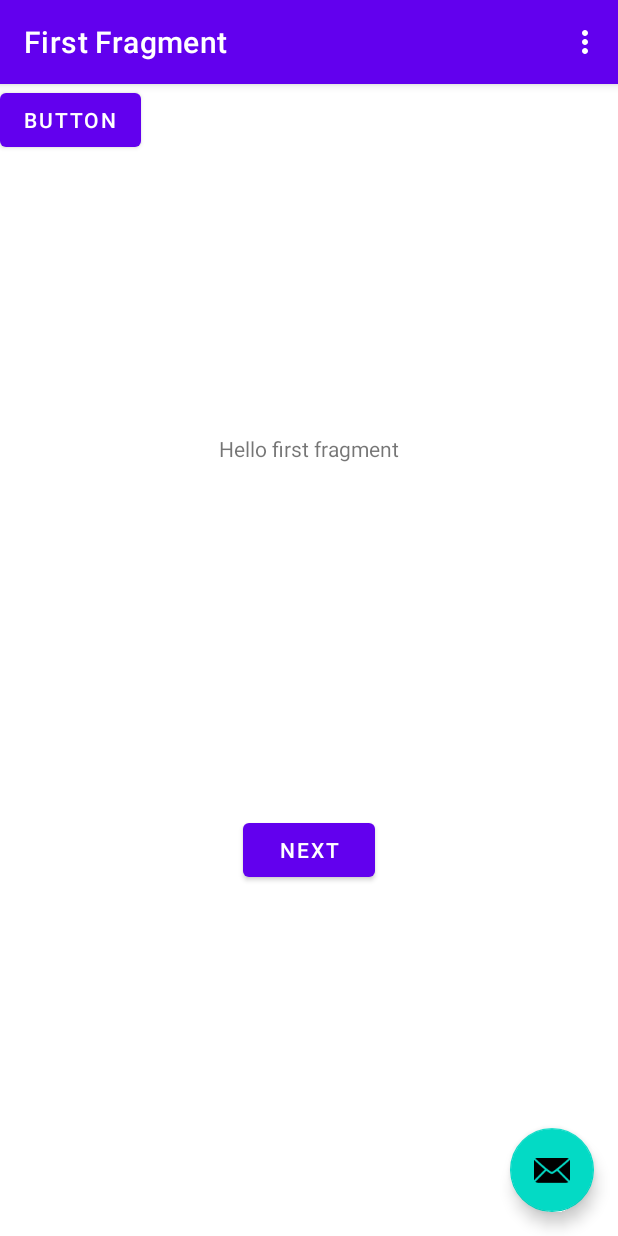
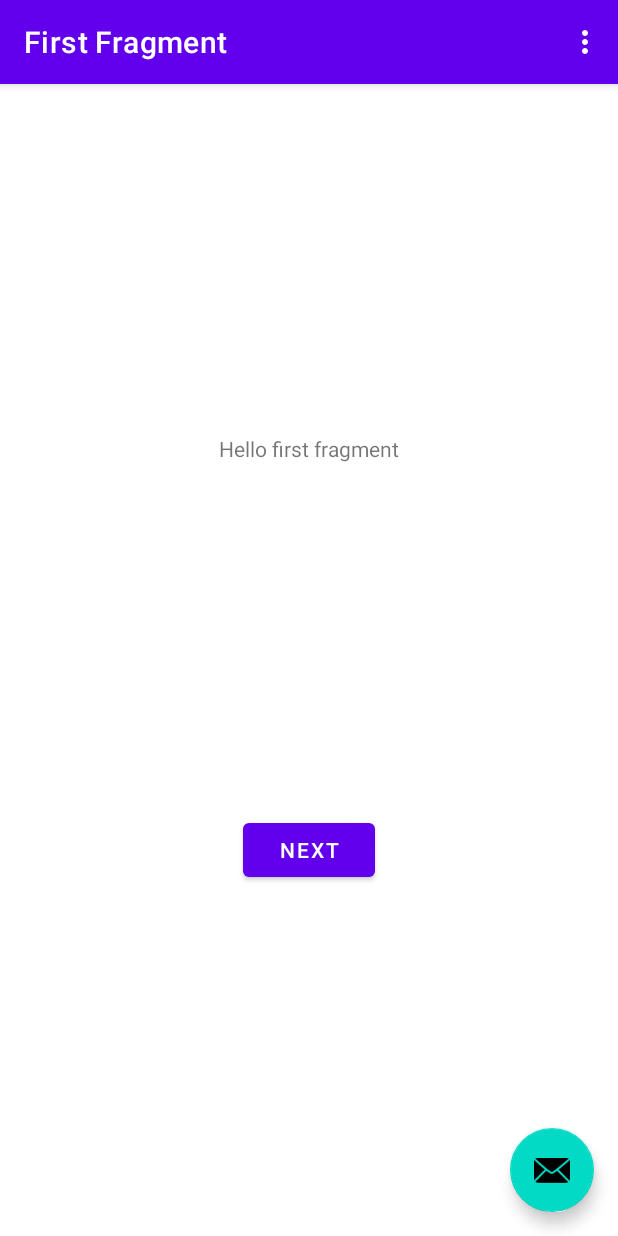
Before and after one commit to 121User/Farukov_AndroidStudio, an Android app: the screen it shows after launch (MainActivity), on a phone screen of 412 x 824 dp. Run offline under Robolectric (Android 15) with nearby library versions, the phone set to English and light mode, and no system bars; our stand-ins replace navigation-ui.

Commit message:
Удаление "Button"

```diff
--- a/app/src/main/res/layout/content_main.xml
+++ b/app/src/main/res/layout/content_main.xml
@@ -18,11 +18,4 @@
         app:layout_constraintTop_toTopOf="parent"
         app:navGraph="@navigation/nav_graph" />
 
-    <Button
-        android:id="@+id/button"
-        android:layout_width="wrap_content"
-        android:layout_height="wrap_content"
-        android:text="Button"
-        tools:layout_editor_absoluteX="33dp"
-        tools:layout_editor_absoluteY="450dp" />
 </androidx.constraintlayout.widget.ConstraintLayout>
```
